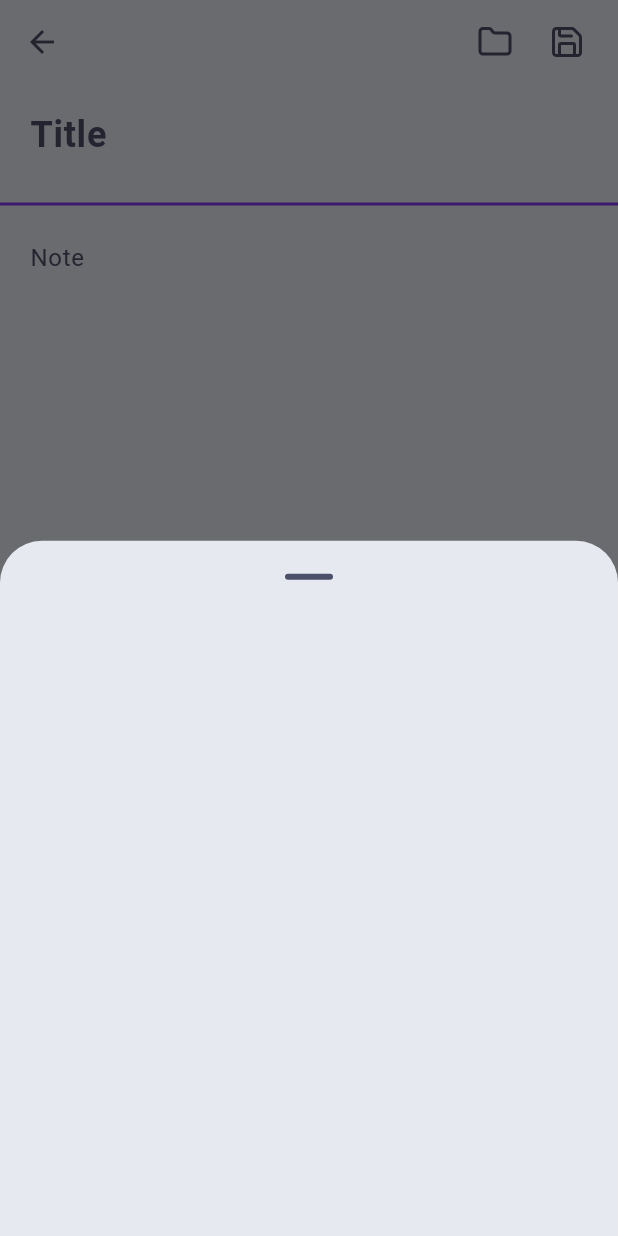
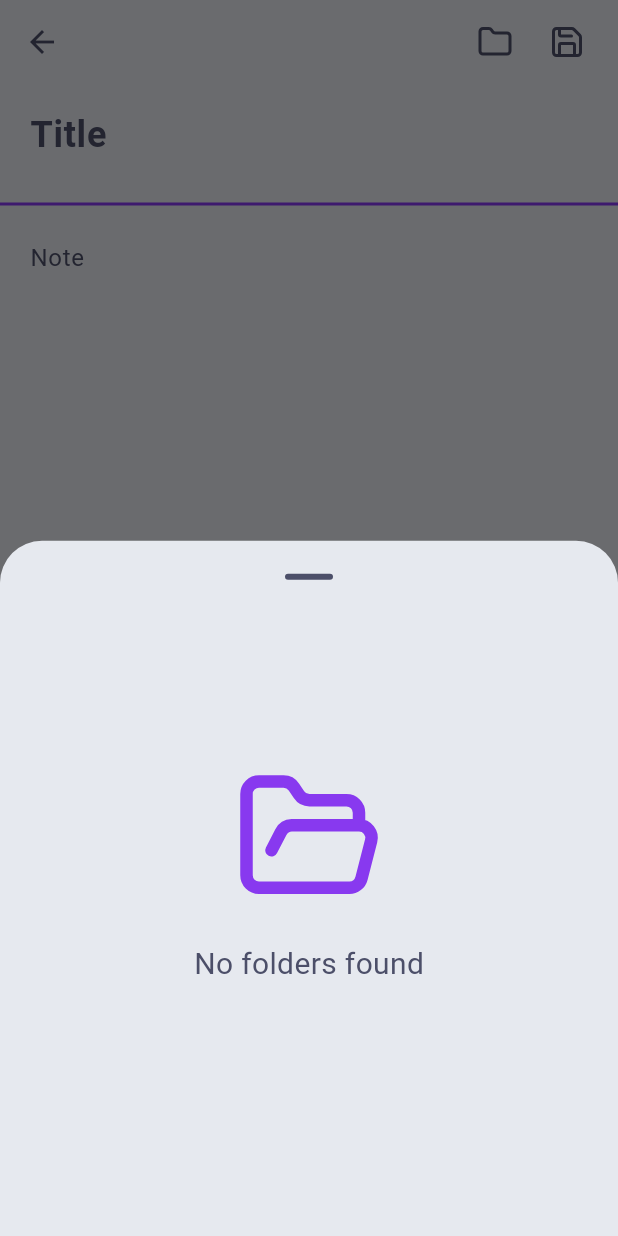
Before and after one commit to sofyan-rs/marknotes, a Flutter app: the NoteEditorScreen screen opened by its route, after a tap on an icon or button, on a phone screen of 412 x 824 dp. Run offline on Flutter 3.47's test engine with Material 3 defaults, Android fonts, the light colour scheme and no system bars; our stand-ins replace flutter_bloc, flutter_markdown_plus, flutter_slidable, get_it, go_router, google_fonts and 2 more.

Commit message:
feat: fix save note

```diff
--- /dev/null
+++ b/lib/core/common/widgets/empty_placeholder.dart
@@ -0,0 +1,26 @@
+import 'package:flutter/material.dart';
+
+class EmptyPlaceholder extends StatelessWidget {
+  const EmptyPlaceholder({
+    super.key,
+    required this.icon,
+    required this.message,
+  });
+
+  final IconData icon;
+  final String message;
+
+  @override
+  Widget build(BuildContext context) {
+    return Center(
+      child: Column(
+        children: [
+          const SizedBox(height: 100),
+          Icon(icon, size: 100, color: Theme.of(context).colorScheme.primary),
+          const SizedBox(height: 20),
+          Text(message, style: TextStyle(fontSize: 20)),
+        ],
+      ),
+    );
+  }
+}
--- a/lib/core/router/app_router.dart
+++ b/lib/core/router/app_router.dart
@@ -4,7 +4,7 @@ import 'package:marknotes/features/notes/presentation/screens/note_editor_screen
 import 'package:marknotes/features/notes/presentation/screens/index_screen.dart';
 import 'package:marknotes/features/notes/presentation/screens/note_folder_screen.dart';
 
-enum NavType { push, go }
+enum NavType { push, go, replace }
 
 class AppRouter {
   void navigate({
@@ -15,6 +15,8 @@ class AppRouter {
   }) {
     if (type == NavType.go) {
       context.go(route, extra: extra);
+    } else if (type == NavType.replace) {
+      context.replace(route, extra: extra);
     } else {
       context.push(route, extra: extra);
     }
--- a/lib/features/notes/presentation/screens/note_editor_screen.dart
+++ b/lib/features/notes/presentation/screens/note_editor_screen.dart
@@ -1,6 +1,7 @@
 import 'package:flutter/material.dart';
 import 'package:flutter_bloc/flutter_bloc.dart';
 import 'package:lucide_icons_flutter/lucide_icons.dart';
+import 'package:marknotes/core/common/widgets/empty_placeholder.dart';
 import 'package:marknotes/core/router/app_router.dart';
 import 'package:marknotes/features/notes/domain/entities/note_entity.dart';
 import 'package:marknotes/features/notes/domain/entities/note_folder_entity.dart';
@@ -48,6 +49,12 @@ class _NoteEditorScreenState extends State<NoteEditorScreen> {
         folder: _selectedFolder,
       );
       context.read<NotesDataCubit>().updateNote(note);
+      AppRouter().navigate(
+        route: '/note-editor',
+        context: context,
+        extra: {'note': note},
+        type: NavType.replace,
+      );
     } else {
       final id = UniqueKey().toString();
       final note = NoteEntity(
@@ -59,11 +66,11 @@ class _NoteEditorScreenState extends State<NoteEditorScreen> {
         folder: _selectedFolder,
       );
       context.read<NotesDataCubit>().addNote(note);
-      Navigator.pop(context);
       AppRouter().navigate(
         route: '/note-editor',
         context: context,
         extra: {'note': note},
+        type: NavType.replace,
       );
     }
     setState(() {
@@ -78,6 +85,13 @@ class _NoteEditorScreenState extends State<NoteEditorScreen> {
       builder: (context) {
         return BlocBuilder<NotesFolderCubit, List<NoteFolderEntity>>(
           builder: (context, state) {
+            if (state.isEmpty) {
+              return EmptyPlaceholder(
+                icon: LucideIcons.folderOpen,
+                message: 'No folders found',
+              );
+            }
+
             return ListView.builder(
               itemCount: state.length,
               itemBuilder: (context, index) {
@@ -171,7 +185,7 @@ class _NoteEditorScreenState extends State<NoteEditorScreen> {
         ],
       ),
       body:
-          !_editMode && widget.note != null
+          !_editMode
               ? NoteViewerMode(note: widget.note!)
               : NoteEditorMode(
                 formKey: formKey,
--- a/lib/features/notes/presentation/widgets/note_list.dart
+++ b/lib/features/notes/presentation/widgets/note_list.dart
@@ -1,6 +1,7 @@
 import 'package:flutter/material.dart';
 import 'package:flutter_bloc/flutter_bloc.dart';
 import 'package:lucide_icons_flutter/lucide_icons.dart';
+import 'package:marknotes/core/common/widgets/empty_placeholder.dart';
 import 'package:marknotes/features/notes/domain/entities/note_entity.dart';
 import 'package:marknotes/features/notes/presentation/bloc/notes_data_cubit/notes_data_cubit.dart';
 import 'package:marknotes/features/notes/presentation/widgets/note_item.dart';
@@ -60,22 +61,9 @@ class _NoteListState extends State<NoteList> {
 
             if (filteredNote.isEmpty) {
               return SliverToBoxAdapter(
-                child: Center(
-                  child: Column(
-                    children: [
-                      const SizedBox(height: 100),
-                      Icon(
-                        LucideIcons.fileText,
-                        size: 100,
-                        color: Theme.of(context).colorScheme.primary,
-                      ),
-                      const SizedBox(height: 20),
-                      Text(
-                        'No notes available',
-                        style: TextStyle(fontSize: 20),
-                      ),
-                    ],
-                  ),
+                child: EmptyPlaceholder(
+                  icon: LucideIcons.fileText,
+                  message: 'No notes found',
                 ),
               );
             }
```
Also changed, not shown: lib/features/notes/presentation/widgets/folder_list.dart (+4 -16 lines).
